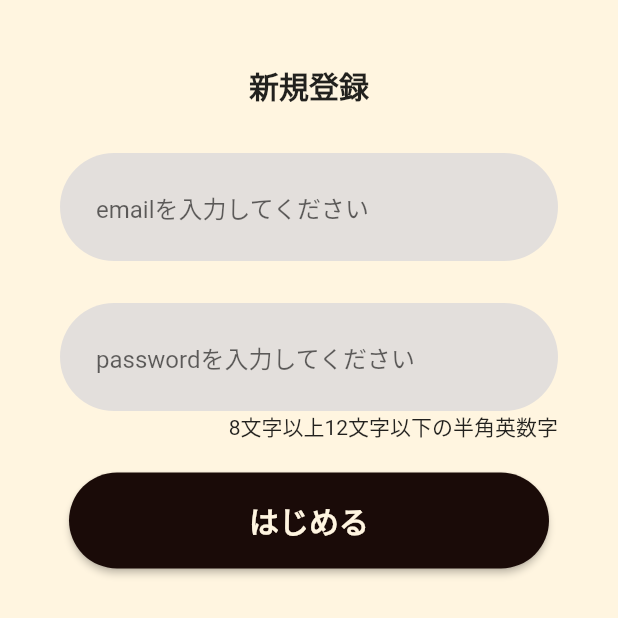
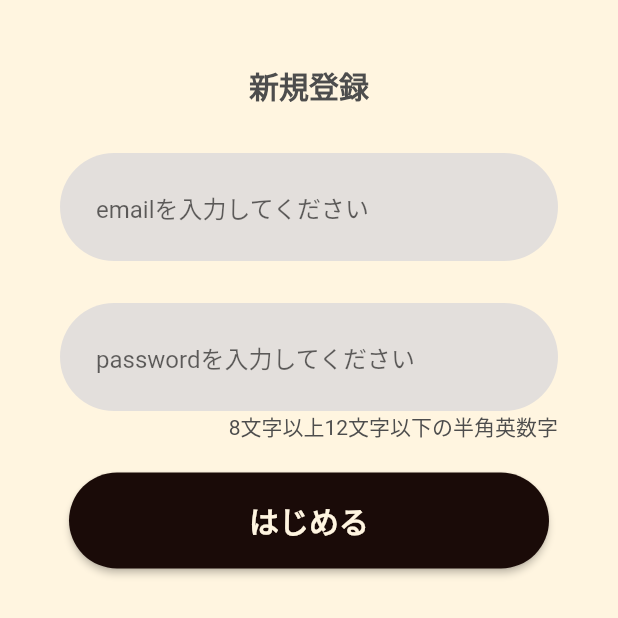
Before and after one commit to mine2424/flagger_app, a Flutter app: the screen it shows after launch, on a phone screen of 412 x 824 dp, the top half of it. Run offline on Flutter 3.47's test engine with Material 2 defaults, Android fonts, the phone set to English and light mode, and no system bars; our stand-ins replace flutter_dotenv, flutter_svg, gap, hooks_riverpod, supabase_flutter; accounts and stored records are empty.

Commit message:
テーマ設定

```diff
--- a/lib/app.dart
+++ b/lib/app.dart
@@ -3,6 +3,7 @@ import 'package:flutter/material.dart';
 import 'package:hooks_riverpod/hooks_riverpod.dart';
 
 import 'package:oprol_template/presentation/screen/auth_screen/sign_up_screen.dart';
+import 'package:oprol_template/theme.dart';
 
 class App extends HookConsumerWidget {
   const App({super.key});
@@ -12,7 +13,7 @@ class App extends HookConsumerWidget {
     return MaterialApp(
       debugShowCheckedModeBanner: false,
       title: 'beta',
-      theme: ThemeData(primarySwatch: Colors.blue),
+      theme: customTheme(),
       home: const SignUpScreen(),
     );
   }
--- a/lib/gen/assets.gen.dart
+++ b/lib/gen/assets.gen.dart
@@ -7,10 +7,9 @@
 // ignore_for_file: type=lint
 // ignore_for_file: directives_ordering,unnecessary_import,implicit_dynamic_list_literal,deprecated_member_use
 
+import 'package:flutter/widgets.dart';
+import 'package:flutter_svg/flutter_svg.dart';
 import 'package:flutter/services.dart';
-import 'package:flutter/widgets.dart';
-
-import 'package:flutter_svg/flutter_svg.dart';
 
 class $AssetsImagesGen {
   const $AssetsImagesGen();
--- a/lib/theme.dart
+++ b/lib/theme.dart
@@ -1,124 +1,125 @@
-// // Flutter imports:
-// import 'package:flutter/material.dart';
+// Flutter imports:
+import 'package:flutter/material.dart';
 
-// // Project imports:
-// import 'package:torema_staff/gen/colors.gen.dart';
+// Project imports:
+import 'gen/colors.gen.dart';
 
-// ThemeData buildStaffTheme() {
-//   final base = ThemeData.light();
-//   return base.copyWith(
-//     primaryColor: ToremaStaffColor.powderBlue,
-//     cardColor: Colors.white,
-//     scaffoldBackgroundColor: ToremaStaffColor.lightGray,
-//     textSelectionTheme: const TextSelectionThemeData(
-//       cursorColor: ToremaStaffColor.steelBlue,
-//       selectionColor: ToremaStaffColor.lightGray,
-//       selectionHandleColor: ToremaStaffColor.steelBlue,
-//     ),
-//     textTheme: _buildStaffTextTheme(base.textTheme),
-//     primaryTextTheme: _buildStaffTextTheme(base.primaryTextTheme),
-//     inputDecorationTheme: InputDecorationTheme(
-//       border: OutlineInputBorder(
-//         borderRadius: BorderRadius.circular(10),
-//       ),
-//     ),
-//     elevatedButtonTheme: ElevatedButtonThemeData(
-//       style: ElevatedButton.styleFrom(
-//         backgroundColor: ToremaStaffColor.steelBlue,
-//         shape: RoundedRectangleBorder(
-//           borderRadius: BorderRadius.circular(10),
-//         ),
-//       ),
-//     ),
-//     outlinedButtonTheme: OutlinedButtonThemeData(
-//       style: OutlinedButton.styleFrom(
-//         backgroundColor: ToremaStaffColor.steelBlue,
-//         side: const BorderSide(
-//           color: ToremaStaffColor.steelBlue,
-//           width: 2,
-//         ),
-//         shape: RoundedRectangleBorder(
-//           borderRadius: BorderRadius.circular(10),
-//         ),
-//       ),
-//     ),
-//     textButtonTheme: TextButtonThemeData(
-//       style: TextButton.styleFrom(
-//         backgroundColor: ToremaStaffColor.steelBlue,
-//         shape: RoundedRectangleBorder(
-//           borderRadius: BorderRadius.circular(10),
-//         ),
-//       ),
-//     ),
-//     filledButtonTheme: FilledButtonThemeData(
-//       style: FilledButton.styleFrom(
-//         backgroundColor: ToremaStaffColor.steelBlue,
-//         shape: RoundedRectangleBorder(
-//           borderRadius: BorderRadius.circular(10),
-//         ),
-//       ),
-//     ),
-//   );
-// }
+ThemeData customTheme() {
+  ///TODO テーマ切り替える
+  final base = ThemeData.light();
+  return base.copyWith(
+    primaryColor: AppColor.secondColor,
+    cardColor: Colors.white,
+    scaffoldBackgroundColor: AppColor.firstColor,
+    textSelectionTheme: const TextSelectionThemeData(
+      cursorColor: AppColor.secondColor,
+      selectionColor: AppColor.firstColor,
+      selectionHandleColor: AppColor.firstColor,
+    ),
+    textTheme: _buildStaffTextTheme(base.textTheme),
+    primaryTextTheme: _buildStaffTextTheme(base.primaryTextTheme),
+    inputDecorationTheme: InputDecorationTheme(
+      border: OutlineInputBorder(
+        borderRadius: BorderRadius.circular(10),
+      ),
+    ),
+    elevatedButtonTheme: ElevatedButtonThemeData(
+      style: ElevatedButton.styleFrom(
+        backgroundColor: AppColor.accentColor,
+        shape: RoundedRectangleBorder(
+          borderRadius: BorderRadius.circular(10),
+        ),
+      ),
+    ),
+    outlinedButtonTheme: OutlinedButtonThemeData(
+      style: OutlinedButton.styleFrom(
+        backgroundColor: AppColor.accentColor,
+        side: const BorderSide(
+          color: AppColor.secondColor,
+          width: 2,
+        ),
+        shape: RoundedRectangleBorder(
+          borderRadius: BorderRadius.circular(10),
+        ),
+      ),
+    ),
+    textButtonTheme: TextButtonThemeData(
+      style: TextButton.styleFrom(
+        backgroundColor: AppColor.accentColor,
+        shape: RoundedRectangleBorder(
+          borderRadius: BorderRadius.circular(10),
+        ),
+      ),
+    ),
+    filledButtonTheme: FilledButtonThemeData(
+      style: FilledButton.styleFrom(
+        backgroundColor: AppColor.accentColor,
+        shape: RoundedRectangleBorder(
+          borderRadius: BorderRadius.circular(10),
+        ),
+      ),
+    ),
+  );
+}
 
-// TextTheme _buildStaffTextTheme(TextTheme textTheme) {
-//   return textTheme.copyWith(
-//     displayLarge: textTheme.displayLarge!.copyWith(
-//       color: ToremaStaffColor.toremaBlack,
-//       fontSize: 32,
-//       fontWeight: FontWeight.bold,
-//     ),
-//     displayMedium: textTheme.displayMedium!.copyWith(
-//       color: ToremaStaffColor.toremaBlack,
-//       fontSize: 28,
-//       fontWeight: FontWeight.bold,
-//     ),
-//     displaySmall: textTheme.displaySmall!.copyWith(
-//       color: ToremaStaffColor.toremaBlack,
-//       fontSize: 24,
-//       fontWeight: FontWeight.bold,
-//     ),
-//     headlineLarge: textTheme.headlineLarge!.copyWith(
-//       color: ToremaStaffColor.toremaBlack,
-//       fontSize: 20,
-//       fontWeight: FontWeight.bold,
-//     ),
-//     headlineMedium: textTheme.headlineMedium!.copyWith(
-//       color: ToremaStaffColor.toremaBlack,
-//       fontSize: 16,
-//       fontWeight: FontWeight.bold,
-//     ),
-//     headlineSmall: textTheme.headlineSmall!.copyWith(
-//       color: ToremaStaffColor.toremaBlack,
-//       fontSize: 14,
-//       fontWeight: FontWeight.bold,
-//     ),
-//     bodyLarge: textTheme.bodyLarge!.copyWith(
-//       color: ToremaStaffColor.toremaBlack,
-//       fontSize: 16,
-//     ),
-//     bodyMedium: textTheme.bodyMedium!.copyWith(
-//       color: ToremaStaffColor.toremaBlack,
-//       fontSize: 14,
-//     ),
-//     bodySmall: textTheme.bodySmall!.copyWith(
-//       color: ToremaStaffColor.toremaBlack,
-//       fontSize: 12,
-//     ),
-//     labelLarge: textTheme.labelLarge!.copyWith(
-//       color: ToremaStaffColor.toremaBlack,
-//       fontSize: 16,
-//       fontWeight: FontWeight.w200,
-//     ),
-//     labelMedium: textTheme.labelMedium!.copyWith(
-//       color: ToremaStaffColor.toremaBlack,
-//       fontSize: 14,
-//       fontWeight: FontWeight.w200,
-//     ),
-//     labelSmall: textTheme.labelSmall!.copyWith(
-//       color: ToremaStaffColor.toremaBlack,
-//       fontSize: 12,
-//       fontWeight: FontWeight.w200,
-//     ),
-//   );
-// }
+TextTheme _buildStaffTextTheme(TextTheme textTheme) {
+  return textTheme.copyWith(
+    displayLarge: textTheme.displayLarge!.copyWith(
+      color: AppColor.textColor,
+      fontSize: 32,
+      fontWeight: FontWeight.bold,
+    ),
+    displayMedium: textTheme.displayMedium!.copyWith(
+      color: AppColor.textColor,
+      fontSize: 28,
+      fontWeight: FontWeight.bold,
+    ),
+    displaySmall: textTheme.displaySmall!.copyWith(
+      color: AppColor.textColor,
+      fontSize: 24,
+      fontWeight: FontWeight.bold,
+    ),
+    headlineLarge: textTheme.headlineLarge!.copyWith(
+      color: AppColor.textColor,
+      fontSize: 20,
+      fontWeight: FontWeight.bold,
+    ),
+    headlineMedium: textTheme.headlineMedium!.copyWith(
+      color: AppColor.textColor,
+      fontSize: 16,
+      fontWeight: FontWeight.bold,
+    ),
+    headlineSmall: textTheme.headlineSmall!.copyWith(
+      color: AppColor.textColor,
+      fontSize: 14,
+      fontWeight: FontWeight.bold,
+    ),
+    bodyLarge: textTheme.bodyLarge!.copyWith(
+      color: AppColor.textColor,
+      fontSize: 16,
+    ),
+    bodyMedium: textTheme.bodyMedium!.copyWith(
+      color: AppColor.textColor,
+      fontSize: 14,
+    ),
+    bodySmall: textTheme.bodySmall!.copyWith(
+      color: AppColor.textColor,
+      fontSize: 12,
+    ),
+    labelLarge: textTheme.labelLarge!.copyWith(
+      color: AppColor.textColor,
+      fontSize: 16,
+      fontWeight: FontWeight.w200,
+    ),
+    labelMedium: textTheme.labelMedium!.copyWith(
+      color: AppColor.textColor,
+      fontSize: 14,
+      fontWeight: FontWeight.w200,
+    ),
+    labelSmall: textTheme.labelSmall!.copyWith(
+      color: AppColor.textColor,
+      fontSize: 12,
+      fontWeight: FontWeight.w200,
+    ),
+  );
+}
```
Also changed, not shown: lib/gen/colors.gen.dart (+12 -3 lines), 1 other file.
